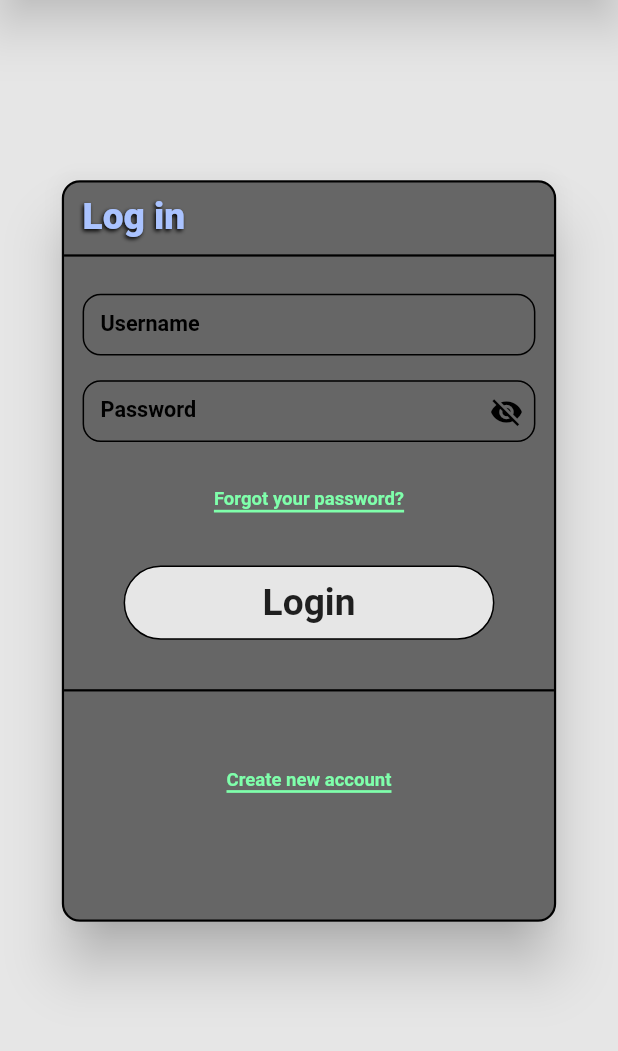
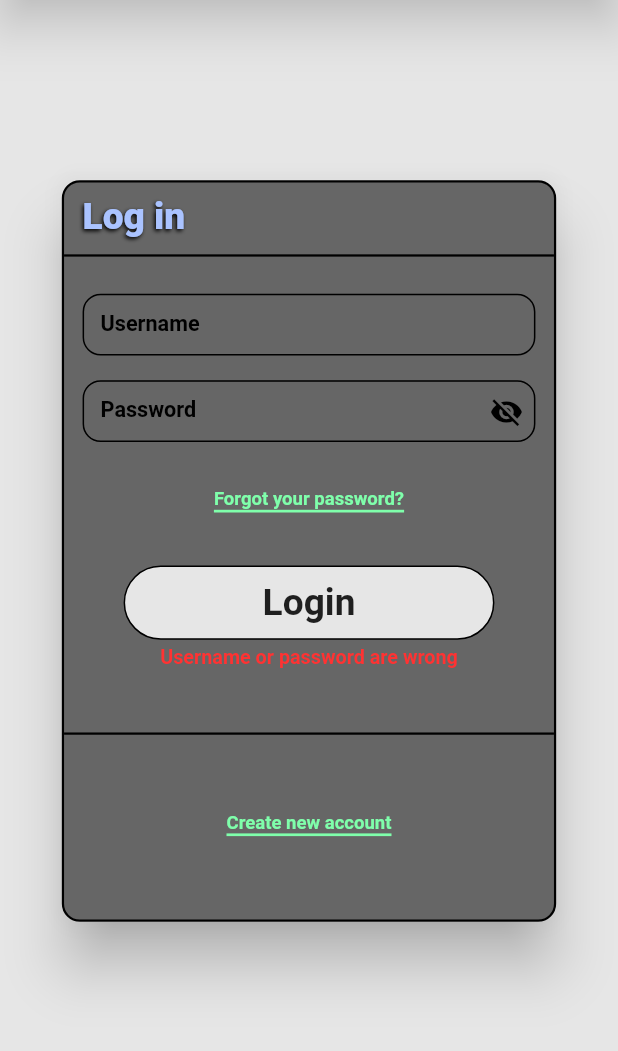
Before and after one commit to leon-mel/pometri, a Flutter app: the screen it shows after launch, on a phone screen of 412 x 824 dp, the part 109-1160 px from its top. Run offline on Flutter 3.47's test engine with Material 2 defaults, Android fonts, the phone set to English and light mode, and no system bars; drawn by our look-alikes of flutter_bounce; our stand-ins replace appinio_swiper, bloc, cloud_firestore, dartz, equatable, firebase_auth and 6 more; missing offline and left inert: dart:html; accounts and stored records are empty.

Commit message:
Meldung Dummy

```diff
--- a/lib/UI/Login/loginContainerBody.dart
+++ b/lib/UI/Login/loginContainerBody.dart
@@ -267,6 +267,7 @@ class ButtonLogin extends StatefulWidget {
 }
 
 class _ButtonLoginState extends State<ButtonLogin> {
+
   @override
   Widget build(BuildContext context) {
     return Padding(
@@ -279,13 +280,17 @@ class _ButtonLoginState extends State<ButtonLogin> {
             setState(() {
               username = usernameController.text;
               password = passwordController.text;
+
             });
             bool userResult = await getLoginField('login',username,'userRef',username);
             bool passwordResult = await getLoginField('login',username,'password',password);
             if(userResult && passwordResult){
               Navigator.pushNamed(context, WelcomePage.route);
+            }else{
             }
+
           },
+
           duration: const Duration(milliseconds: 125),
           child: Container(
             height: SizeConfig.blockSizeVertical * 6,
@@ -306,6 +311,44 @@ class _ButtonLoginState extends State<ButtonLogin> {
     );
   }
 }
+
+
+
+Color colorLabelWrongUserdata = Color(0xFFFF3232);
+class LabelWrongUserdata extends StatefulWidget{
+  const LabelWrongUserdata({Key? key}) : super(key: key);
+
+  @override
+  State<LabelWrongUserdata> createState() => _LabelWrongUserdataState();
+}
+
+class _LabelWrongUserdataState extends State<LabelWrongUserdata> {
+
+
+  @override
+  Widget build(BuildContext context) {
+    return Expanded(
+      child: Padding(
+        padding: EdgeInsets.only(top: SizeConfig.blockSizeVertical * 0.5),
+        child: Center(
+          child: Container(
+            color: Colors.transparent,
+            height: SizeConfig.blockSizeVertical * 3,
+            child: Text(
+              "Username or password are wrong",
+              style: TextStyle(
+                fontSize: 1.6 * SizeConfig.blockSizeVertical,
+                fontWeight: FontWeight.bold,
+                color: colorLabelWrongUserdata,
+              ),
+            ),
+          ),
+        ),
+      ),
+    );
+  }
+}
+
 
 class LabelNewAccount extends StatefulWidget {
   const LabelNewAccount({Key? key}) : super(key: key);
--- a/lib/UI/Login/loginMain.dart
+++ b/lib/UI/Login/loginMain.dart
@@ -3,8 +3,6 @@ import 'package:flutter_bloc/flutter_bloc.dart';
 import 'package:speeddatingapp/UI/Login/loginContainerBody.dart';
 import 'package:speeddatingapp/domain/entities/classSizeConfig.dart';
 import 'package:speeddatingapp/injection.dart';
-
-import 'bloc/build_login_bloc.dart';
 import 'bloc/sign_up_bloc.dart';
 
 class Login extends StatelessWidget {
@@ -45,14 +43,10 @@ class Login extends StatelessWidget {
                     children: [LabelLogin()],
                   ),
                   Row(
-                    children: [
-                      TextFieldUsername(),
-                    ],
+                    children: [TextFieldUsername()],
                   ),
                   Row(
-                    children: [
-                      TextFieldPassword(),
-                    ],
+                    children: [TextFieldPassword()],
                   ),
                   Row(
                     mainAxisAlignment: MainAxisAlignment.center,
@@ -61,6 +55,10 @@ class Login extends StatelessWidget {
                   Row(
                     mainAxisAlignment: MainAxisAlignment.center,
                     children: [ButtonLogin()],
+                  ),
+                  Row(
+                    mainAxisAlignment: MainAxisAlignment.center,
+                    children: [LabelWrongUserdata()],
                   ),
                   Row(
                     mainAxisAlignment: MainAxisAlignment.center,
```
